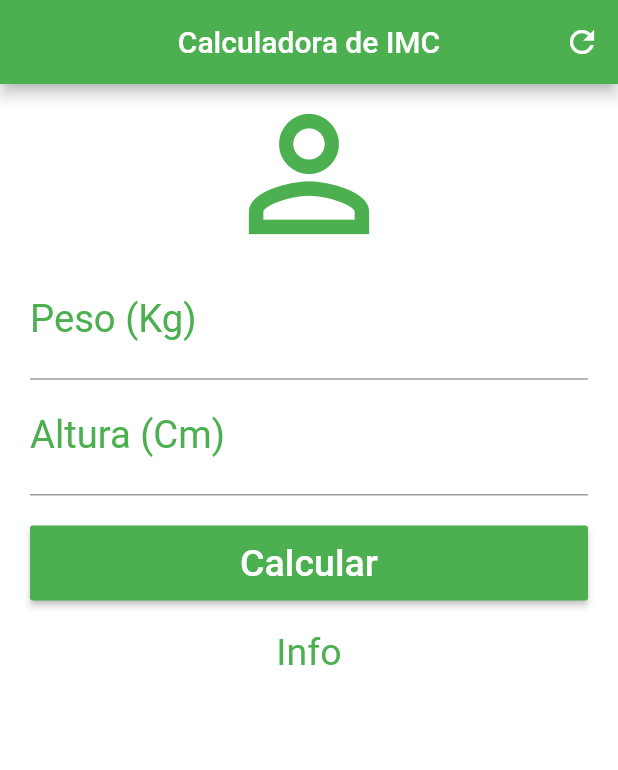
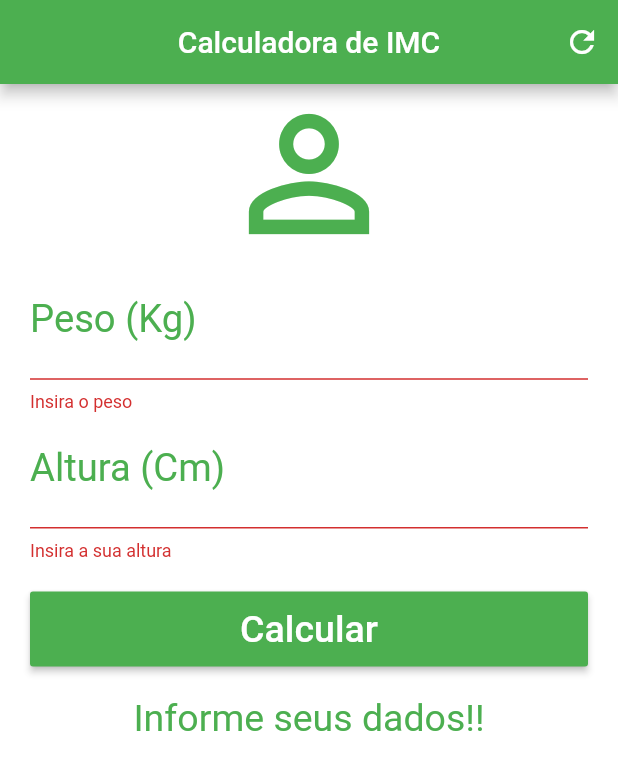
Before and after one commit to leomoreira597/calculadoraIMC, a Flutter app: the screen it shows after launch, after a tap on "Calcular", on a phone screen of 412 x 824 dp. Shown: the top 770 px of the screen. Run offline on Flutter 3.47's test engine with Material 2 defaults, Android fonts, the phone set to English and light mode, and no system bars.

Commit message:
finalização do app

```diff
--- a/lib/main.dart
+++ b/lib/main.dart
@@ -2,6 +2,7 @@ import 'package:flutter/material.dart';
 
 void main() {
   runApp(MaterialApp(
+    debugShowCheckedModeBanner: false,
     home: Home(),
   ));
 }
@@ -24,6 +25,48 @@ class Home extends StatefulWidget {
 }
 
 class _HomeState extends State<Home> {
+  TextEditingController controladorPeso = TextEditingController();
+  TextEditingController controladorAltura = TextEditingController();
+
+  GlobalKey<FormState> _formKey = GlobalKey<FormState>();
+
+  String _infoText = "Informe seus dados!!";
+
+  void _resetFields(){
+    setState(() {
+      _infoText = "Informe seus dados!!";
+    });
+    controladorPeso.text = "";
+    controladorAltura.text = "";
+  }
+
+  void _calculo(){
+   setState(() {
+     double peso = double.parse(controladorPeso.text);
+     double altura = double.parse(controladorAltura.text)/ 100;
+     double imc = peso / (altura * altura);
+     if(imc < 18.6){
+       _infoText = "Abaixo do peso!!!! (${imc.toStringAsPrecision(3)})";
+     }
+     else if(imc >= 18.6 && imc <24.9){
+       _infoText = "Peso ideal (${imc.toStringAsPrecision(3)})";
+     }
+     else if(imc >= 24.9 && imc <29.9){
+       _infoText = "Levemente acima do peso (${imc.toStringAsPrecision(3)})";
+     }
+     else if(imc >= 29.9 && imc <34.9){
+       _infoText = "Obesidade Grau I (${imc.toStringAsPrecision(3)})";
+     }
+     else if(imc >= 34.9 && imc <= 39.9){
+       _infoText = "Obesidade Grau II (${imc.toStringAsPrecision(3)})";
+     }
+     else{
+       _infoText = "Obesidade Grau III (${imc.toStringAsPrecision(3)})";
+     }
+
+   });
+  }
+
   @override
   Widget build(BuildContext context) {
     return Scaffold(
@@ -32,12 +75,14 @@ class _HomeState extends State<Home> {
         centerTitle: true,
         backgroundColor: Colors.green,
         actions: <Widget>[
-          IconButton(onPressed: () {}, icon: Icon(Icons.refresh)),
+          IconButton(onPressed: _resetFields, icon: Icon(Icons.refresh)),
         ],
       ),
       backgroundColor: Colors.white,
       body: SingleChildScrollView(
         padding: EdgeInsets.fromLTRB(20.0, 0.0, 20.0, 0.0),
+        child: Form(
+          key: _formKey,
           child: Column(
             crossAxisAlignment: CrossAxisAlignment.stretch,
             children: [
@@ -46,7 +91,7 @@ class _HomeState extends State<Home> {
                 size: 120.0,
                 color: Colors.green,
               ),
-            TextField(
+              TextFormField(
                 keyboardType: TextInputType.number,
                 decoration: InputDecoration(
                   labelText: "Peso (Kg)",
@@ -59,8 +104,14 @@ class _HomeState extends State<Home> {
                   color: Colors.green,
                   fontSize: 25.5,
                 ),
+                controller: controladorPeso,
+                validator: (value) {
+                  if(value!.isEmpty){
+                    return "Insira o peso";
+                  }
+                },
               ),
-            TextField(
+              TextFormField(
                 keyboardType: TextInputType.number,
                 decoration: InputDecoration(
                   labelText: "Altura (Cm)",
@@ -73,6 +124,12 @@ class _HomeState extends State<Home> {
                   color: Colors.green,
                   fontSize: 25.5,
                 ),
+                controller: controladorAltura,
+                validator: (value) {
+                  if(value!.isEmpty){
+                    return "Insira a sua altura";
+                  }
+                },
               ),
               Padding(
                 padding: EdgeInsets.only(
@@ -82,7 +139,11 @@ class _HomeState extends State<Home> {
                 child: Container(
                   height: 50.0,
                   child: ElevatedButton(
-                  onPressed: () {},
+                    onPressed: (){
+                      if(_formKey.currentState!.validate()){
+                        _calculo();
+                      }
+                    },
                     child: Text(
                       "Calcular",
                       style: TextStyle(color: Colors.white, fontSize: 25.0),
@@ -92,7 +153,7 @@ class _HomeState extends State<Home> {
                 ),
               ),
               Text(
-              "Info",
+                _infoText,
                 textAlign: TextAlign.center,
                 style: TextStyle(
                   color: Colors.green,
@@ -102,6 +163,7 @@ class _HomeState extends State<Home> {
             ],
           ),
         ),
+      ),
     );
   }
 }
```
Lines whose indentation alone changed are shown as unchanged.
